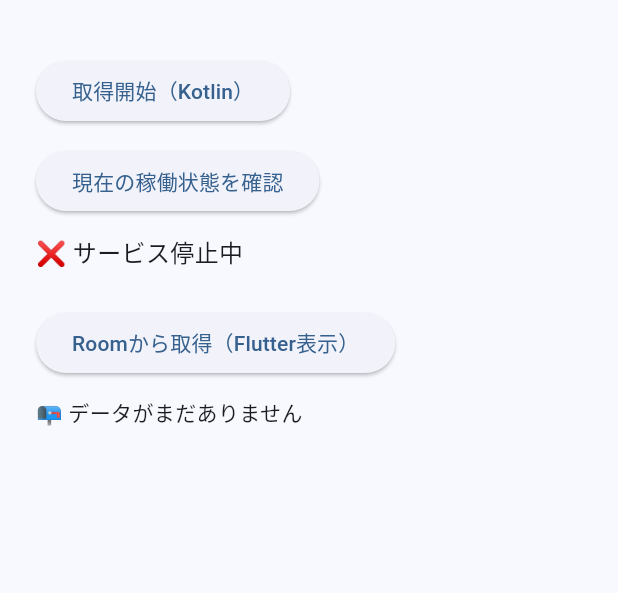
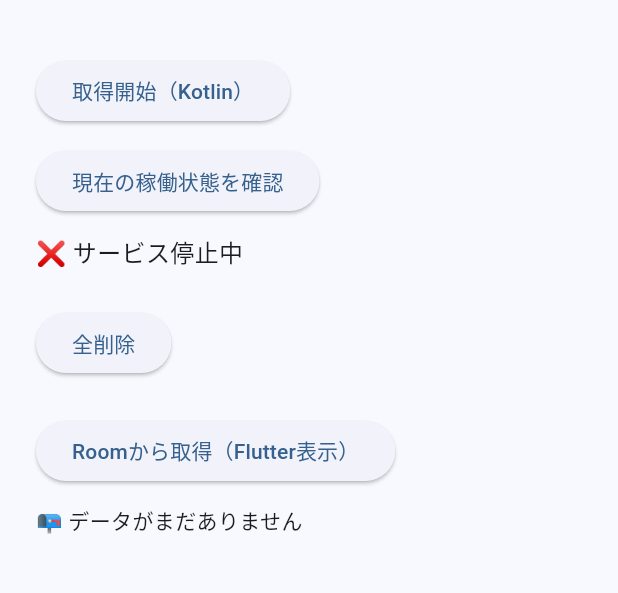
Before and after one commit to toyotarou/test_flutter_kotlin_retrofit_sample, a Flutter app: the screen it shows after launch, on a phone screen of 412 x 824 dp, the part 65-658 px from its top. Run offline on Flutter 3.47's test engine with Material 3 defaults, Android fonts, the light colour scheme and no system bars.

Commit message:
commit 20250617 試作品完成

```diff
--- a/lib/main.dart
+++ b/lib/main.dart
@@ -86,6 +86,19 @@
             const SizedBox(height: 12),
             Text(_isRunning ? '✅ サービス稼働中' : '❌ サービス停止中', style: const TextStyle(fontSize: 16)),
             const SizedBox(height: 24),
+
+            ElevatedButton(
+              onPressed: () async {
+                final api = WifiLocationApi();
+                await api.deleteAllWifiLocations();
+
+                ScaffoldMessenger.of(context).showSnackBar(const SnackBar(content: Text('全件削除しました')));
+              },
+              child: const Text('全削除'),
+            ),
+
+            const SizedBox(height: 24),
+
             ElevatedButton(onPressed: _fetchData, child: const Text('Roomから取得（Flutter表示）')),
             const SizedBox(height: 12),
             Expanded(
```
